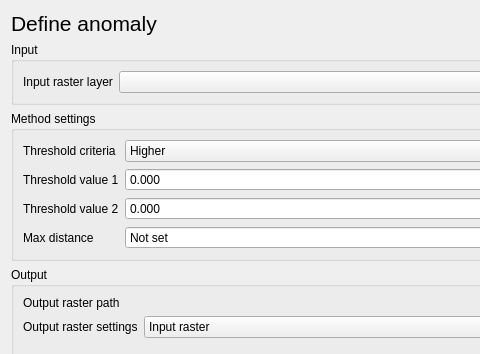
The window that eis_qgis_plugin/resources/ui/mineral_proxies/proxy_workflow3_define_anomaly.ui (GispoCoding/eis_qgis_plugin) describes before a commit, drawn with Qt 5; both pictures show x 0 to 480 and y 0 to 354 of the 747 by 751 pixel window.
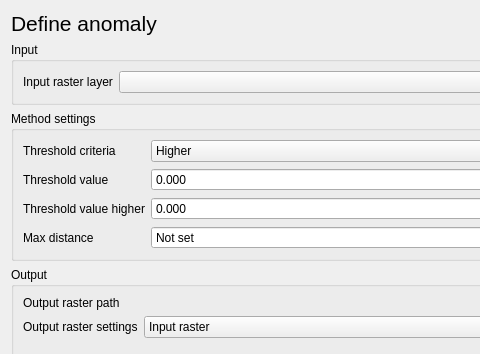
The same window after the commit. Custom widgets are drawn as their Qt base class.

Commit message: Hide second threshold value when not relevant and rename labels

```diff
--- a/eis_qgis_plugin/resources/ui/mineral_proxies/proxy_workflow3_define_anomaly.ui
+++ b/eis_qgis_plugin/resources/ui/mineral_proxies/proxy_workflow3_define_anomaly.ui
@@ -54,7 +54,7 @@
       <item row="1" column="0">
        <widget class="QLabel" name="anomaly_threshold_label_1">
         <property name="text">
-         <string>Threshold value 1</string>
+         <string>Threshold value</string>
         </property>
        </widget>
       </item>
@@ -87,7 +87,7 @@
       <item row="2" column="0">
        <widget class="QLabel" name="anomaly_threshold_label_2">
         <property name="text">
-         <string>Threshold value 2</string>
+         <string>Threshold value higher</string>
         </property>
        </widget>
       </item>
```
The commit also changes 2 other files.
